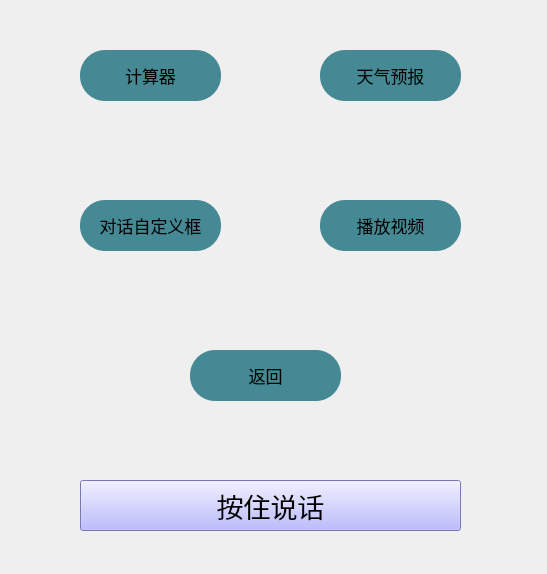
YSXCC/QTWork, file mainwindow.ui: the form before one commit.
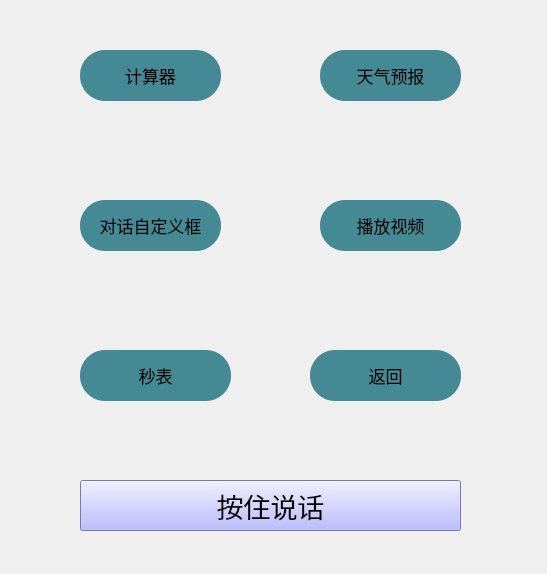
The form after the commit. Icons and pictures are not drawn.

Commit message: add clock module

```diff
--- a/mainwindow.ui
+++ b/mainwindow.ui
@@ -22,7 +22,7 @@
    <widget class="QPushButton" name="bt_exit">
     <property name="geometry">
      <rect>
-      <x>190</x>
+      <x>310</x>
       <y>350</y>
       <width>151</width>
       <height>51</height>
@@ -206,6 +206,30 @@
      <bool>false</bool>
     </property>
    </widget>
+   <widget class="QPushButton" name="bt_clock">
+    <property name="geometry">
+     <rect>
+      <x>80</x>
+      <y>350</y>
+      <width>151</width>
+      <height>51</height>
+     </rect>
+    </property>
+    <property name="font">
+     <font>
+      <family>黑体</family>
+      <pointsize>13</pointsize>
+     </font>
+    </property>
+    <property name="styleSheet">
+     <string notr="true">background-color: rgb(69,137,148);
+border-radius:25px;
+padding:2px 4px;</string>
+    </property>
+    <property name="text">
+     <string>秒表</string>
+    </property>
+   </widget>
   </widget>
  </widget>
  <resources/>
```
The commit also changes 9 other files.
